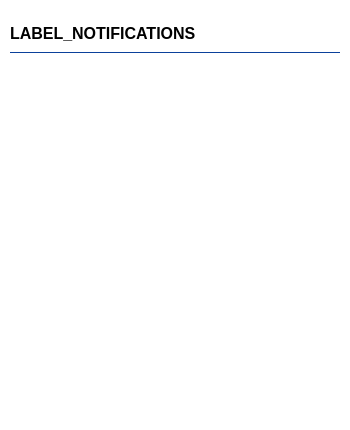
Before: the Qt Designer form parsec/core/gui/forms/notification_center_widget.ui in Scille/parsec-cloud, drawn with Qt 5.
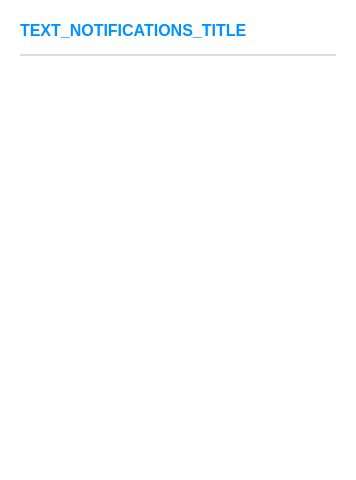
After: the same form once the commit is applied. Icons and pictures are not drawn. Custom widgets are drawn as their Qt base class.

Commit message: [GUI] Added new notification center with popups

Patch:
```diff
--- a/parsec/core/gui/forms/notification_center_widget.ui
+++ b/parsec/core/gui/forms/notification_center_widget.ui
@@ -6,25 +6,25 @@
    <rect>
     <x>0</x>
     <y>0</y>
-    <width>350</width>
-    <height>430</height>
+    <width>356</width>
+    <height>480</height>
    </rect>
   </property>
   <property name="sizePolicy">
-   <sizepolicy hsizetype="Minimum" vsizetype="Preferred">
+   <sizepolicy hsizetype="Preferred" vsizetype="Expanding">
     <horstretch>0</horstretch>
     <verstretch>0</verstretch>
    </sizepolicy>
   </property>
   <property name="minimumSize">
    <size>
-    <width>350</width>
+    <width>0</width>
     <height>0</height>
    </size>
   </property>
   <property name="maximumSize">
    <size>
-    <width>350</width>
+    <width>400</width>
     <height>16777215</height>
    </size>
   </property>
@@ -32,108 +32,64 @@
    <string>Form</string>
   </property>
   <property name="styleSheet">
-   <string notr="true">QWidget#NotificationCenterWidget
-{
-background-color: rgb(255, 255, 255);
+   <string notr="true">#widget {
+	background-color: #FFFFFF;
 }
 
-QScrollBar:vertical
-{
-background: rgb(255, 255, 255);
+#button_close {
+	background-color: none;
+	border: 0;
 }
 
-QScrollBar::handle:vertical
-{
-background: rgb(12, 65, 157);
+#label {
+	color: #0092FF;
 }
 
-QScrollBar::add-line:vertical, QScrollBar::sub-line:vertical
-{
-border: none;
-background: none;
-}
-
-#button_close
-{
-background-color: rgb(255, 255, 255);
-border: 0;
+#line {
+	color: #DDDDDD;
 }</string>
   </property>
+  <layout class="QVBoxLayout" name="verticalLayout_4">
+   <property name="spacing">
+    <number>0</number>
+   </property>
+   <property name="leftMargin">
+    <number>0</number>
+   </property>
+   <property name="topMargin">
+    <number>0</number>
+   </property>
+   <property name="rightMargin">
+    <number>0</number>
+   </property>
+   <property name="bottomMargin">
+    <number>0</number>
+   </property>
+   <item>
+    <widget class="QWidget" name="widget" native="true">
   <layout class="QVBoxLayout" name="verticalLayout">
    <property name="spacing">
-    <number>0</number>
+       <number>14</number>
    </property>
    <property name="leftMargin">
-    <number>0</number>
+       <number>20</number>
    </property>
    <property name="topMargin">
-    <number>0</number>
+       <number>20</number>
    </property>
    <property name="rightMargin">
-    <number>0</number>
+       <number>5</number>
    </property>
    <property name="bottomMargin">
-    <number>0</number>
+       <number>20</number>
    </property>
    <item>
     <layout class="QHBoxLayout" name="horizontalLayout">
      <property name="topMargin">
-      <number>4</number>
-     </property>
-     <property name="rightMargin">
-      <number>4</number>
-     </property>
-     <item>
-      <spacer name="horizontalSpacer">
-       <property name="orientation">
-        <enum>Qt::Horizontal</enum>
-       </property>
-       <property name="sizeHint" stdset="0">
-        <size>
-         <width>40</width>
-         <height>20</height>
-        </size>
-       </property>
-      </spacer>
-     </item>
-     <item>
-      <widget class="QPushButton" name="button_close">
-       <property name="styleSheet">
-        <string notr="true"/>
-       </property>
-       <property name="text">
-        <string/>
-       </property>
-       <property name="icon">
-        <iconset resource="../rc/resources.qrc">
-         <normaloff>:/icons/images/icons/menu_cancel.png</normaloff>:/icons/images/icons/menu_cancel.png</iconset>
-       </property>
-       <property name="iconSize">
-        <size>
-         <width>20</width>
-         <height>20</height>
-        </size>
-       </property>
-       <property name="flat">
-        <bool>true</bool>
-       </property>
-      </widget>
-     </item>
-    </layout>
-   </item>
-   <item>
-    <layout class="QVBoxLayout" name="verticalLayout_3">
-     <property name="spacing">
-      <number>8</number>
-     </property>
-     <property name="leftMargin">
-      <number>10</number>
-     </property>
-     <property name="topMargin">
       <number>0</number>
      </property>
      <property name="rightMargin">
-      <number>10</number>
+         <number>15</number>
      </property>
      <item>
       <widget class="QLabel" name="label">
@@ -151,26 +107,92 @@
         </font>
        </property>
        <property name="text">
-        <string>LABEL_NOTIFICATIONS</string>
+           <string>TEXT_NOTIFICATIONS_TITLE</string>
        </property>
       </widget>
      </item>
+        <item>
+         <spacer name="horizontalSpacer">
+          <property name="orientation">
+           <enum>Qt::Horizontal</enum>
+          </property>
+          <property name="sizeHint" stdset="0">
+           <size>
+            <width>10</width>
+            <height>20</height>
+           </size>
+          </property>
+         </spacer>
+        </item>
+        <item>
+         <widget class="Button" name="button_close">
+          <property name="styleSheet">
+           <string notr="true"/>
+          </property>
+          <property name="text">
+           <string/>
+          </property>
+          <property name="icon">
+           <iconset resource="../rc/resources.qrc">
+            <normaloff>:/icons/images/material/close.svg</normaloff>:/icons/images/material/close.svg</iconset>
+          </property>
+          <property name="iconSize">
+           <size>
+            <width>24</width>
+            <height>24</height>
+           </size>
+          </property>
+          <property name="flat">
+           <bool>true</bool>
+          </property>
+          <property name="color" stdset="0">
+           <color>
+            <red>0</red>
+            <green>146</green>
+            <blue>255</blue>
+           </color>
+          </property>
+         </widget>
+        </item>
+       </layout>
+      </item>
+      <item>
+       <layout class="QHBoxLayout" name="horizontalLayout_2">
+        <property name="spacing">
+         <number>0</number>
+        </property>
+        <property name="rightMargin">
+         <number>15</number>
+        </property>
      <item>
       <widget class="Line" name="line">
-       <property name="styleSheet">
-        <string notr="true">color: rgb(11, 65, 155);</string>
-       </property>
        <property name="frameShadow">
         <enum>QFrame::Plain</enum>
        </property>
        <property name="lineWidth">
-        <number>1</number>
+           <number>2</number>
        </property>
        <property name="orientation">
         <enum>Qt::Horizontal</enum>
        </property>
       </widget>
      </item>
+       </layout>
+      </item>
+      <item>
+       <layout class="QVBoxLayout" name="verticalLayout_3">
+        <property name="spacing">
+         <number>0</number>
+        </property>
+        <property name="leftMargin">
+         <number>10</number>
+        </property>
+        <property name="topMargin">
+         <number>0</number>
+        </property>
+        <property name="rightMargin">
+         <number>10</number>
+        </property>
      <item>
       <widget class="QScrollArea" name="scrollArea">
        <property name="styleSheet">
@@ -199,8 +221,8 @@
          <rect>
           <x>0</x>
           <y>0</y>
-          <width>330</width>
-          <height>365</height>
+             <width>311</width>
+             <height>379</height>
          </rect>
         </property>
         <property name="styleSheet">
@@ -210,6 +232,21 @@
 }</string>
         </property>
         <layout class="QVBoxLayout" name="verticalLayout_2">
+            <property name="spacing">
+             <number>20</number>
+            </property>
+            <property name="leftMargin">
+             <number>0</number>
+            </property>
+            <property name="topMargin">
+             <number>0</number>
+            </property>
+            <property name="rightMargin">
+             <number>0</number>
+            </property>
+            <property name="bottomMargin">
+             <number>0</number>
+            </property>
          <item>
           <spacer name="verticalSpacer">
            <property name="orientation">
@@ -231,6 +268,16 @@
    </item>
   </layout>
  </widget>
+   </item>
+  </layout>
+ </widget>
+ <customwidgets>
+  <customwidget>
+   <class>Button</class>
+   <extends>QPushButton</extends>
+   <header>parsec.core.gui.custom_widgets</header>
+  </customwidget>
+ </customwidgets>
  <resources>
   <include location="../rc/resources.qrc"/>
  </resources>
```
Lines whose indentation alone changed are shown as unchanged. The commit also changes 31 other files.
